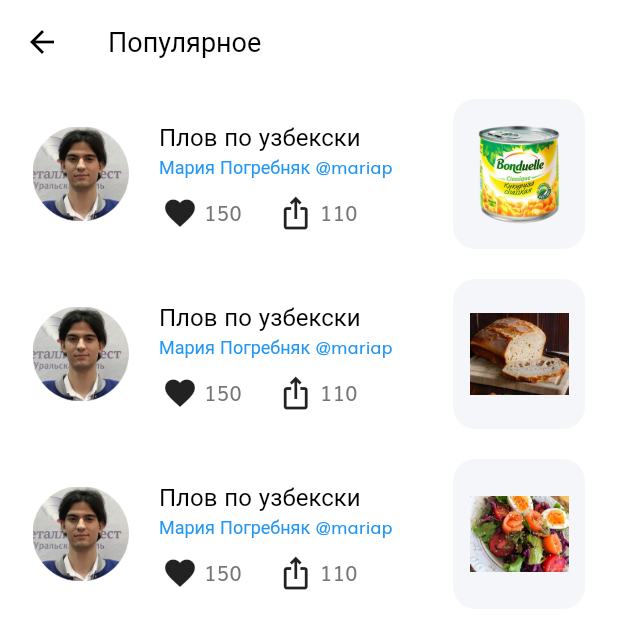
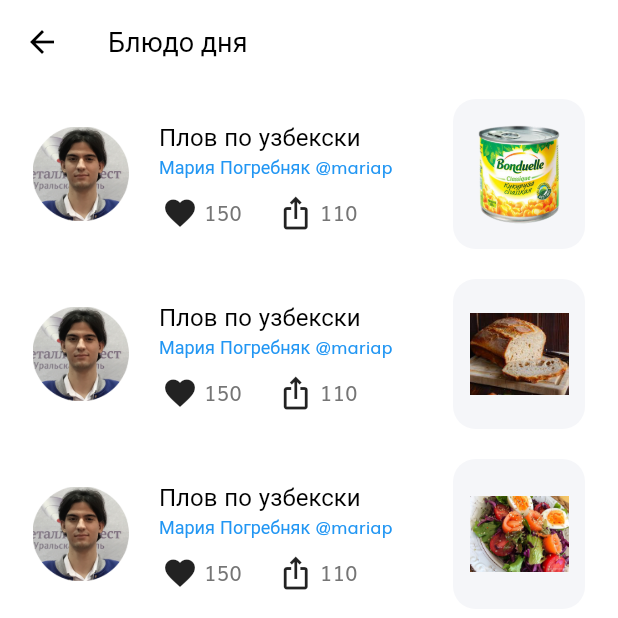
Before and after one commit to ValDagon/MorkovShop, a Flutter app: the DishesCompilationCard screen opened directly, after a tap on an icon or button, on a phone screen of 412 x 824 dp, the top half of it. Run offline on Flutter 3.47's test engine with Material 2 defaults, Android fonts, the phone set to English and light mode, and no system bars; our stand-ins replace flutter_svg.

```diff
--- a/lib/components/coustom_bottom_nav_bar.dart
+++ b/lib/components/coustom_bottom_nav_bar.dart
@@ -1,8 +1,8 @@
 import 'package:flutter/material.dart';
+import 'package:shop_app/screens/cart/cart_screen.dart';
 import 'package:shop_app/screens/home/home_screen.dart';
-import 'package:shop_app/screens/products_type/cookie_page.dart';
+import 'package:shop_app/screens/products_type/product_type.dart';
 import 'package:shop_app/screens/profile/profile_screen.dart';
-import 'package:shop_app/screens/shopping_list/shopping_list.dart';
 
 import '../enums.dart';
 
@@ -46,7 +46,7 @@ class CustomBottomNavBar extends StatelessWidget {
               IconButton(
                 icon: Icon(Icons.shopping_cart),
                 onPressed: () => Navigator.push(context,
-                    MaterialPageRoute(builder: (context) => ShoppingList())),
+                    MaterialPageRoute(builder: (context) => CartScreen())),
               ),
               IconButton(
                 icon: Icon(Icons.add_circle_outline_outlined),
@@ -54,8 +54,7 @@ class CustomBottomNavBar extends StatelessWidget {
               ),
               IconButton(
                 icon: Icon(Icons.bookmark),
-                onPressed: () => Navigator.push(context,
-                    MaterialPageRoute(builder: (context) => CookiePage())),
+                onPressed: () {},
               ),
               IconButton(
                 icon: Icon(Icons.person),
--- a/lib/main.dart
+++ b/lib/main.dart
@@ -1,5 +1,7 @@
 import 'package:flutter/material.dart';
 import 'package:shop_app/routes.dart';
+import 'package:shop_app/screens/dishes_compilation/components/dishes_list.dart';
+import 'package:shop_app/screens/home/home_screen.dart';
 import 'package:shop_app/screens/splash/splash_screen.dart';
 import 'package:shop_app/theme.dart';
 
--- a/lib/screens/dishes_compilation/components/dishes_list.dart
+++ b/lib/screens/dishes_compilation/components/dishes_list.dart
@@ -1,6 +1,7 @@
 import 'package:flutter/material.dart';
 import 'package:shop_app/models/Cart.dart';
 import 'package:shop_app/models/Product.dart';
+import 'package:shop_app/screens/dishes_details/dishes_details_screen.dart';
 
 import '../../../size_config.dart';
 
@@ -17,8 +18,8 @@ class DishesList extends StatelessWidget {
   Widget build(BuildContext context) {
     return InkWell(
       onTap: () {
-        // Navigator.of(context).push(
-        //     MaterialPageRoute(builder: (context) => DishesDetailsScreen()));
+        Navigator.of(context).push(
+            MaterialPageRoute(builder: (context) => DishesDetailsScreen()));
       },
       child: Row(
         children: [
--- a/lib/screens/dishes_compilation/dishes_compilation_screen.dart
+++ b/lib/screens/dishes_compilation/dishes_compilation_screen.dart
@@ -17,7 +17,7 @@ class DishesCompilationCard extends StatelessWidget {
   AppBar buildAppBar(BuildContext context) {
     return AppBar(
       title: Text(
-        "Популярное",
+        "Блюдо дня",
         style: TextStyle(color: Colors.black),
       ),
     );
--- a/lib/screens/home/components/popular_product.dart
+++ b/lib/screens/home/components/popular_product.dart
@@ -1,6 +1,7 @@
 import 'package:flutter/material.dart';
 import 'package:shop_app/components/product_card.dart';
 import 'package:shop_app/models/Product.dart';
+import 'package:shop_app/screens/products_type/product_type.dart';
 
 import '../../../size_config.dart';
 import 'section_title.dart';
@@ -13,7 +14,12 @@ class PopularProducts extends StatelessWidget {
         Padding(
           padding:
               EdgeInsets.symmetric(horizontal: getProportionateScreenWidth(20)),
-          child: SectionTitle(title: "Выбор продуктов", press: () {}),
+          child: SectionTitle(
+              title: "Выбор продуктов",
+              press: () {
+                Navigator.push(context,
+                    MaterialPageRoute(builder: (context) => ProductsType()));
+              }),
         ),
         SizedBox(height: getProportionateScreenWidth(20)),
         SingleChildScrollView(
--- a/lib/screens/home/components/section_title.dart
+++ b/lib/screens/home/components/section_title.dart
@@ -1,5 +1,5 @@
+import 'package:flutter/gestures.dart';
 import 'package:flutter/material.dart';
-
 import '../../../size_config.dart';
 
 class SectionTitle extends StatelessWidget {
@@ -24,14 +24,25 @@ class SectionTitle extends StatelessWidget {
             color: Colors.black,
           ),
         ),
-        GestureDetector(
-          onTap: press,
-          child: Text(
-            "Больше >",
-            style: TextStyle(color: Color(0xFFBBBBBB)),
-          ),
-        ),
+        GestureDetector(onTap: press, child: moreButton(context)),
       ],
     );
   }
 }
+
+Widget moreButton(BuildContext context) {
+  TextStyle defaultStyle =
+      TextStyle(color: Colors.grey, fontSize: getProportionateScreenWidth(18));
+  TextStyle linkStyle = TextStyle(color: Colors.blue);
+  return RichText(
+    text: TextSpan(
+      style: defaultStyle,
+      children: <TextSpan>[
+        TextSpan(
+          text: 'Больше',
+          style: linkStyle,
+        ),
+      ],
+    ),
+  );
+}
--- a/lib/screens/products_type/cookie_page.dart
+++ b/lib/screens/products_type/product_type.dart
@@ -1,9 +1,9 @@
 import 'package:flutter/material.dart';
 import 'package:flutter/rendering.dart';
 import 'package:shop_app/components/coustom_bottom_nav_bar.dart';
-import 'package:shop_app/screens/products_type/cookie_detail.dart';
+import 'package:shop_app/screens/products_type/products_type_list.dart';
 
-class CookiePage extends StatelessWidget {
+class ProductsType extends StatelessWidget {
   @override
   Widget build(BuildContext context) {
     return Scaffold(
@@ -72,7 +72,7 @@ class CookiePage extends StatelessWidget {
         child: InkWell(
             onTap: () {
               Navigator.of(context).push(
-                  MaterialPageRoute(builder: (context) => CookieDetail()));
+                  MaterialPageRoute(builder: (context) => ProductsTypeList()));
             },
             child: Container(
                 decoration: BoxDecoration(
--- a/lib/screens/products_type/cookie_detail.dart
+++ b/lib/screens/products_type/products_type_list.dart
@@ -1,7 +1,7 @@
 import 'package:flutter/material.dart';
 import 'package:shop_app/components/coustom_bottom_nav_bar.dart';
 
-class CookieDetail extends StatelessWidget {
+class ProductsTypeList extends StatelessWidget {
   @override
   Widget build(BuildContext context) {
     return Scaffold(
```
Also changed, not shown: lib/screens/dishes_categories/dishes_categories_list.dart (renamed from lib/screens/shopping_list/shopping_list.dart, +7 -5 lines), lib/screens/dishes_details/components/body.dart (+134 -32 lines), lib/screens/home/components/special_offers.dart (+7 -1 lines), assets/images/meat.jpg (added).
